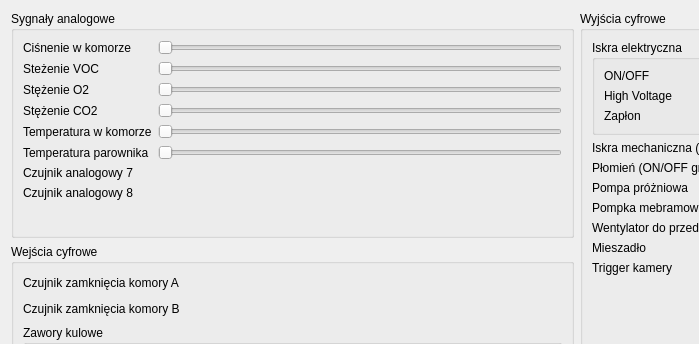
Before: the Qt Designer form urzadzenia.ui in wiacekmarcin/StanowiskoChemiczne, drawn with Qt 5; both pictures show x 0 to 699 and y 0 to 344 of the 823 by 593 pixel window.
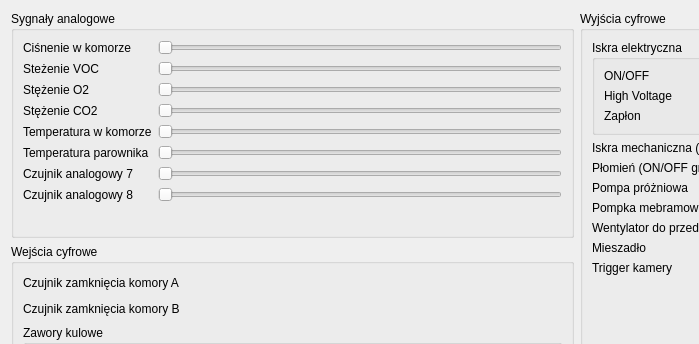
After: the same form once the commit is applied. Custom widgets are drawn as their Qt base class.

Commit message: Wstepnie przesylanie wartosci digital i analog po aplikacji

Patch:
```diff
--- a/urzadzenia.ui
+++ b/urzadzenia.ui
@@ -118,6 +118,20 @@
         </property>
        </widget>
       </item>
+      <item row="6" column="1">
+       <widget class="QSlider" name="analog_7">
+        <property name="orientation">
+         <enum>Qt::Horizontal</enum>
+        </property>
+       </widget>
+      </item>
+      <item row="7" column="1">
+       <widget class="QSlider" name="analog_8">
+        <property name="orientation">
+         <enum>Qt::Horizontal</enum>
+        </property>
+       </widget>
+      </item>
      </layout>
     </widget>
    </item>
```
Left out of the diff: 69 changed lines with no effect on the pictures. The commit also changes 28 other files.
